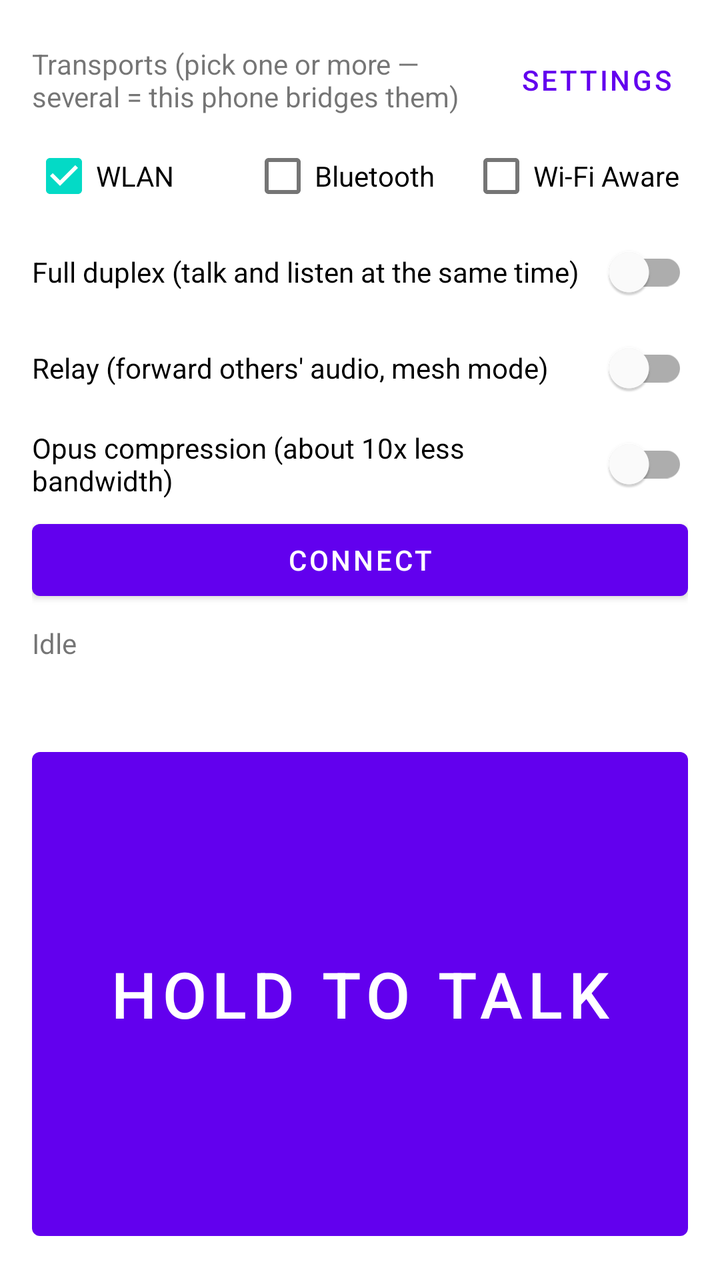
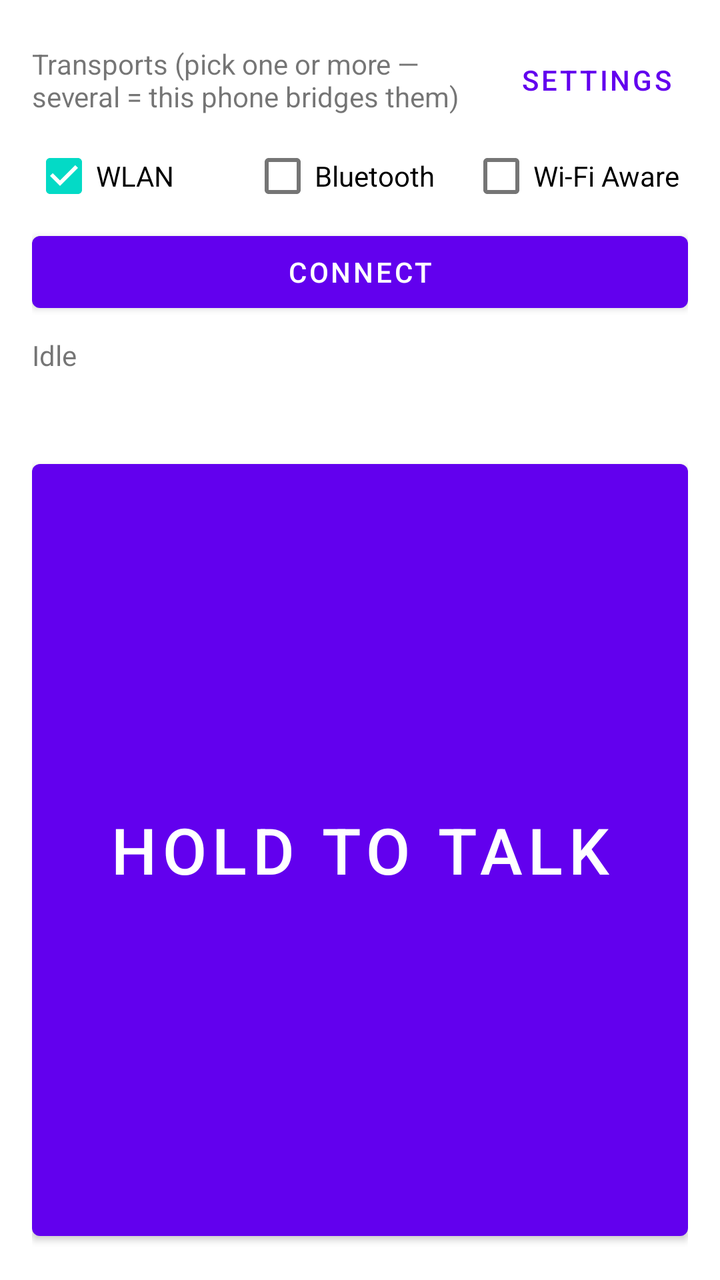

Screens rendered from an Android XML layout before and after an edit, with the pre-edit source and the edit as a unified diff.
<!-- AndroidManifest.xml: application theme Theme.PTT -->
<!-- res/layout/activity_main.xml -->
<?xml version="1.0" encoding="utf-8"?>
<LinearLayout xmlns:android="http://schemas.android.com/apk/res/android"
    android:layout_width="match_parent"
    android:layout_height="match_parent"
    android:orientation="vertical"
    android:padding="16dp">

    <LinearLayout
        android:layout_width="match_parent"
        android:layout_height="wrap_content"
        android:orientation="horizontal"
        android:gravity="center_vertical">
        <TextView
            android:layout_width="0dp"
            android:layout_weight="1"
            android:layout_height="wrap_content"
            android:text="Transports (pick one or more — several = this phone bridges them)" />
        <Button
            android:id="@+id/settingsButton"
            style="@style/Widget.MaterialComponents.Button.TextButton"
            android:layout_width="wrap_content"
            android:layout_height="wrap_content"
            android:text="Settings" />
    </LinearLayout>

    <LinearLayout
        android:layout_width="match_parent"
        android:layout_height="wrap_content"
        android:orientation="horizontal">
        <CheckBox android:id="@+id/checkLan" android:text="WLAN" android:checked="true"
            android:layout_width="0dp" android:layout_weight="1" android:layout_height="wrap_content" />
        <CheckBox android:id="@+id/checkBt" android:text="Bluetooth"
            android:layout_width="0dp" android:layout_weight="1" android:layout_height="wrap_content" />
        <CheckBox android:id="@+id/checkAware" android:text="Wi‑Fi Aware"
            android:layout_width="0dp" android:layout_weight="1" android:layout_height="wrap_content" />
    </LinearLayout>

    <Spinner
        android:id="@+id/btDevices"
        android:layout_width="match_parent"
        android:layout_height="wrap_content"
        android:visibility="gone" />

    <com.google.android.material.switchmaterial.SwitchMaterial
        android:id="@+id/duplexSwitch"
        android:layout_width="match_parent"
        android:layout_height="wrap_content"
        android:text="Full duplex (talk and listen at the same time)" />

    <com.google.android.material.switchmaterial.SwitchMaterial
        android:id="@+id/relaySwitch"
        android:layout_width="match_parent"
        android:layout_height="wrap_content"
        android:text="Relay (forward others' audio, mesh mode)" />

    <com.google.android.material.switchmaterial.SwitchMaterial
        android:id="@+id/opusSwitch"
        android:layout_width="match_parent"
        android:layout_height="wrap_content"
        android:text="Opus compression (about 10x less bandwidth)" />

    <Button
        android:id="@+id/connectButton"
        android:layout_width="match_parent"
        android:layout_height="wrap_content"
        android:text="Connect" />

    <TextView
        android:id="@+id/status"
        android:layout_width="match_parent"
        android:layout_height="wrap_content"
        android:paddingTop="8dp"
        android:text="Idle" />

    <TextView
        android:id="@+id/roster"
        android:layout_width="match_parent"
        android:layout_height="wrap_content"
        android:paddingTop="4dp"
        android:textSize="14sp" />

    <Button
        android:id="@+id/pttButton"
        android:layout_width="match_parent"
        android:layout_height="0dp"
        android:layout_weight="1"
        android:layout_marginTop="16dp"
        android:textSize="32sp"
        android:text="HOLD TO TALK" />
</LinearLayout>
<!-- resources referenced by this layout -->
<resources>
  <style name="Theme.PTT" parent="Theme.MaterialComponents.DayNight.NoActionBar" />
</resources>

<!-- the commit's change to res/layout/activity_main.xml (unified diff, before → after) -->
@@ -41,24 +41,6 @@
         android:layout_height="wrap_content"
         android:visibility="gone" />
 
-    <com.google.android.material.switchmaterial.SwitchMaterial
-        android:id="@+id/duplexSwitch"
-        android:layout_width="match_parent"
-        android:layout_height="wrap_content"
-        android:text="Full duplex (talk and listen at the same time)" />
-
-    <com.google.android.material.switchmaterial.SwitchMaterial
-        android:id="@+id/relaySwitch"
-        android:layout_width="match_parent"
-        android:layout_height="wrap_content"
-        android:text="Relay (forward others' audio, mesh mode)" />
-
-    <com.google.android.material.switchmaterial.SwitchMaterial
-        android:id="@+id/opusSwitch"
-        android:layout_width="match_parent"
-        android:layout_height="wrap_content"
-        android:text="Opus compression (about 10x less bandwidth)" />
-
     <Button
         android:id="@+id/connectButton"
         android:layout_width="match_parent"
